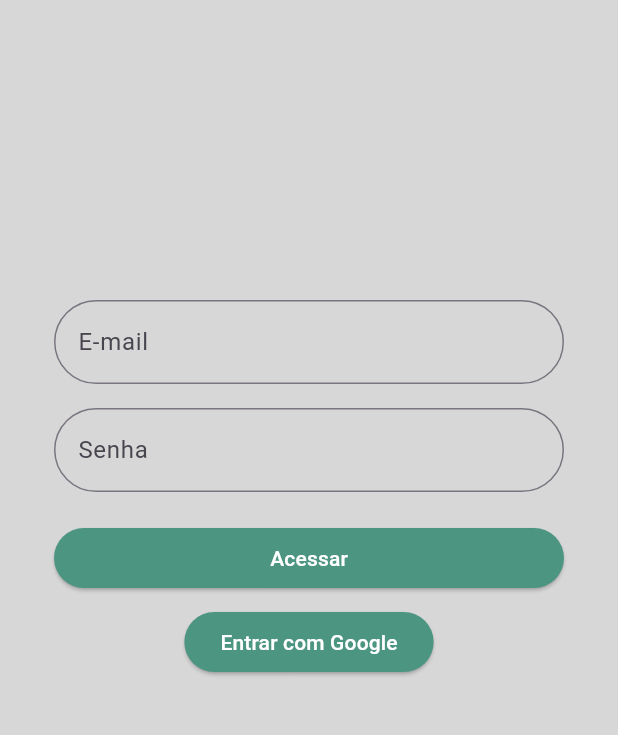
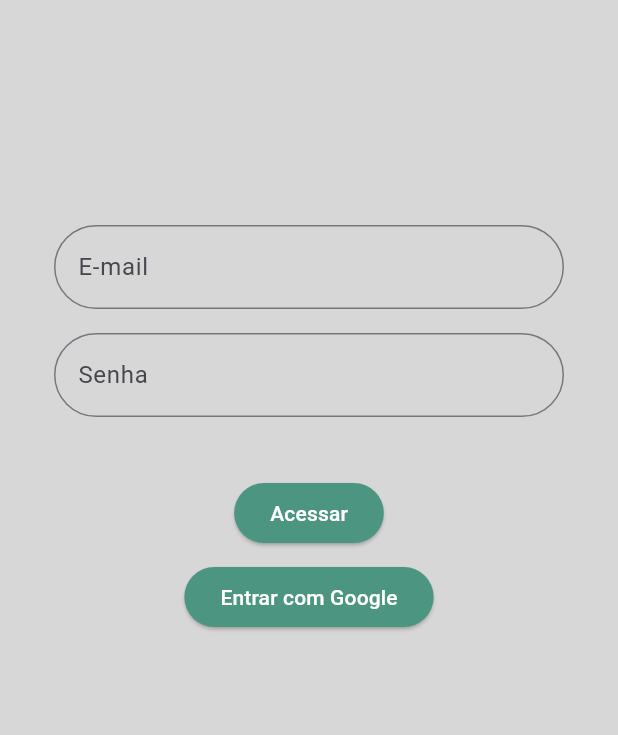
Before and after one commit to guilhermedebrites/finmanage_mobile, a Flutter app: the screen it shows after launch, after a tap on "Entrar com Google", on a phone screen of 412 x 824 dp, the part 180-915 px from its top. Run offline on Flutter 3.47's test engine with Material 3 defaults, Android fonts, the phone set to English and light mode, and no system bars; our stand-ins replace firebase_auth, firebase_core, google_sign_in, sqflite; accounts and stored records are empty.

Commit message:
feat: refactor folders structure and create login without google

```diff
--- a/lib/home_screen.dart
+++ b/lib/home_screen.dart
@@ -1,6 +1,4 @@
 import 'package:flutter/material.dart';
-
-import 'login_screen.dart';
 
 class HomeScreen extends StatelessWidget {
   const HomeScreen({super.key});
--- /dev/null
+++ b/lib/login_page/items/access_button.dart
@@ -0,0 +1,53 @@
+import 'package:finmanage_mobile/database_helper.dart';
+import 'package:finmanage_mobile/home_screen.dart';
+import 'package:flutter/material.dart';
+
+class AccessButton extends StatelessWidget {
+  final TextEditingController? emailController;
+  final TextEditingController? passwordController;
+
+  final DatabaseHelper _dbHelper = DatabaseHelper();
+
+  AccessButton({
+    super.key,
+    this.emailController,
+    this.passwordController,
+  });
+
+  @override
+  Widget build(BuildContext context) {
+    return ElevatedButton(
+      onPressed: () async {
+        final email = emailController?.text ?? '';
+        final password = passwordController?.text ?? '';
+
+        if (email.isEmpty || password.isEmpty) {
+          ScaffoldMessenger.of(context).showSnackBar(
+            const SnackBar(content: Text('E-mail ou senha vazios')),
+          );
+          return;
+        }
+
+        // Verifique se o usuário existe no banco de dados
+        final user = await _dbHelper.getUser(email, password);
+
+        if (user != null) {
+          // Login bem-sucedido
+          Navigator.pushReplacement(
+            context,
+            MaterialPageRoute(builder: (context) => const HomeScreen()),
+          );
+        } else {
+          ScaffoldMessenger.of(context).showSnackBar(
+            const SnackBar(content: Text('Credenciais inválidas')),
+          );
+        }
+      },
+      style: ElevatedButton.styleFrom(
+        foregroundColor: Colors.white,
+        backgroundColor: const Color(0xFF4C9581),
+      ),
+      child: const Text('Acessar'),
+    );
+  }
+}
--- /dev/null
+++ b/lib/login_page/items/login_inputs.dart
@@ -0,0 +1,45 @@
+import 'package:finmanage_mobile/database_helper.dart';
+import 'package:flutter/material.dart';
+
+class InputsLogin extends StatelessWidget {
+  final TextEditingController? emailController;
+  final TextEditingController? passwordController;
+
+  final DatabaseHelper _dbHelper = DatabaseHelper();
+
+  InputsLogin({
+    super.key,
+    this.emailController,
+    this.passwordController,
+  });
+
+  @override
+  Widget build(BuildContext context) {
+    return Column(
+      children: [
+        TextFormField(
+          controller: emailController,
+          decoration: const InputDecoration(
+            labelText: 'E-mail',
+            border: OutlineInputBorder(
+              borderRadius: BorderRadius.all(Radius.circular(32.0)),
+            ),
+          ),
+          keyboardType: TextInputType.emailAddress,
+        ),
+        const SizedBox(height: 16),
+        TextFormField(
+          controller: passwordController,
+          decoration: const InputDecoration(
+            labelText: 'Senha',
+            border: OutlineInputBorder(
+              borderRadius: BorderRadius.all(Radius.circular(32.0)),
+            ),
+          ),
+          obscureText: true,
+        ),
+        const SizedBox(height: 20),
+      ],
+    );
+  }
+}
--- /dev/null
+++ b/lib/login_page/login_controller.dart
@@ -0,0 +1,50 @@
+import 'package:finmanage_mobile/login_page/items/access_button.dart';
+import 'package:finmanage_mobile/login_page/items/login_inputs.dart';
+import 'package:flutter/material.dart';
+
+class LoginController extends StatelessWidget {
+  final TextEditingController _emailController = TextEditingController();
+  final TextEditingController _passwordController = TextEditingController();
+
+  final bool? _isSigningIn;
+  final Future<void> Function()? _signInWithGoogle;
+
+  LoginController({
+    super.key,
+    required bool? isSigningIn,
+    required Future<void> Function()? signInWithGoogle,
+  })  : _isSigningIn = isSigningIn,
+        _signInWithGoogle = signInWithGoogle;
+
+  @override
+  Widget build(BuildContext context) {
+    return SizedBox(
+      width: 340,
+      child: Column(
+        children: [
+          InputsLogin(
+            emailController: _emailController,
+            passwordController: _passwordController,
+          ),
+          const SizedBox(height: 20),
+          AccessButton(
+            emailController: _emailController,
+            passwordController: _passwordController,
+          ),
+          const SizedBox(height: 8),
+          if (_isSigningIn == true)
+            const CircularProgressIndicator()
+          else
+            ElevatedButton(
+              onPressed: _signInWithGoogle,
+              style: ElevatedButton.styleFrom(
+                foregroundColor: Colors.white,
+                backgroundColor: const Color(0xFF4C9581),
+              ),
+              child: const Text('Entrar com Google'),
+            ),
+        ],
+      ),
+    );
+  }
+}
--- /dev/null
+++ b/lib/login_page/login_screen.dart
@@ -0,0 +1,88 @@
+import 'package:finmanage_mobile/home_screen.dart';
+import 'package:finmanage_mobile/login_page/login_controller.dart';
+import 'package:finmanage_mobile/logo_header.dart';
+import 'package:firebase_auth/firebase_auth.dart';
+import 'package:flutter/material.dart';
+import 'package:google_sign_in/google_sign_in.dart';
+
+class LoginScreen extends StatefulWidget {
+  const LoginScreen({super.key});
+
+  @override
+  _LoginScreenState createState() => _LoginScreenState();
+}
+
+class _LoginScreenState extends State<LoginScreen> {
+  final GoogleSignIn _googleSignIn = GoogleSignIn();
+  final FirebaseAuth _auth = FirebaseAuth.instance;
+  bool _isSigningIn = false;
+
+  Future<void> _signInWithGoogle() async {
+    setState(() {
+      _isSigningIn = true;
+    });
+
+    try {
+      final GoogleSignInAccount? googleUser = await _googleSignIn.signIn();
+      if (googleUser == null) {
+        setState(() {
+          _isSigningIn = false;
+        });
+        return;
+      }
+
+      final GoogleSignInAuthentication googleAuth =
+          await googleUser.authentication;
+      final credential = GoogleAuthProvider.credential(
+        accessToken: googleAuth.accessToken,
+        idToken: googleAuth.idToken,
+      );
+
+      final UserCredential userCredential =
+          await _auth.signInWithCredential(credential);
+
+      if (userCredential.user != null) {
+        Navigator.pushReplacement(
+          context,
+          MaterialPageRoute(builder: (context) => const HomeScreen()),
+        );
+      } else {
+        ScaffoldMessenger.of(context).showSnackBar(
+          const SnackBar(content: Text('Falha ao autenticar com Google.')),
+        );
+      }
+    } catch (e) {
+      ScaffoldMessenger.of(context).showSnackBar(
+        SnackBar(content: Text('Erro ao fazer login com Google: $e')),
+      );
+    } finally {
+      setState(() {
+        _isSigningIn = false;
+      });
+    }
+  }
+
+  @override
+  Widget build(BuildContext context) {
+    return Scaffold(
+      backgroundColor: const Color(0xFFD7D7D7),
+      body: Center(
+        child: Column(
+          children: [
+            LogoHeader(),
+            const SizedBox(height: 150),
+            Column(
+              mainAxisAlignment: MainAxisAlignment.center,
+              children: [
+                LoginController(
+                  isSigningIn: _isSigningIn,
+                  signInWithGoogle: _signInWithGoogle,
+                ),
+              ],
+            ),
+          ],
+        ),
+      ),
+    );
+  }
+}
--- a/lib/login_screen.dart
+++ /dev/null
@@ -1,174 +0,0 @@
-import 'package:finmanage_mobile/home_screen.dart';
-import 'package:firebase_auth/firebase_auth.dart';
-import 'package:flutter/material.dart';
-import 'package:google_sign_in/google_sign_in.dart';
-
-class LoginScreen extends StatefulWidget {
-  const LoginScreen({super.key});
-
-  @override
-  _LoginScreenState createState() => _LoginScreenState();
-}
-
-class _LoginScreenState extends State<LoginScreen> {
-  final GoogleSignIn _googleSignIn = GoogleSignIn();
-  final FirebaseAuth _auth = FirebaseAuth.instance;
-  bool _isSigningIn = false;
-
-  Future<void> _signInWithGoogle() async {
-    try {
-      final GoogleSignInAccount? googleUser = await _googleSignIn.signIn();
-      if (googleUser == null) {
-        return;
-      }
-
-      final GoogleSignInAuthentication googleAuth = await googleUser.authentication;
-      final credential = GoogleAuthProvider.credential(
-        accessToken: googleAuth.accessToken,
-        idToken: googleAuth.idToken,
-      );
-
-      final UserCredential userCredential = await _auth.signInWithCredential(credential);
-
-      if (userCredential.user != null) {
-        Navigator.pushReplacement(
-          context,
-          MaterialPageRoute(builder: (context) => const HomeScreen()),
-        );
-      } else {
-        ScaffoldMessenger.of(context).showSnackBar(
-          const SnackBar(content: Text('Falha ao autenticar com Google.')),
-        );
-      }
-    } catch (e) {
-      ScaffoldMessenger.of(context).showSnackBar(
-        SnackBar(content: Text('Erro ao fazer login com Google: $e')),
-      );
-    }
-  }
-
-  final _emailController = TextEditingController();
-  final _passwordController = TextEditingController();
-
-  @override
-  Widget build(BuildContext context) {
-    return Scaffold(
-      backgroundColor: Color(0xFFD7D7D7),
-      body: Center(
-        child: Column(
-          children: [
-            LogoHeader(),
-            const SizedBox(height: 200),
-            Column(
-              mainAxisAlignment: MainAxisAlignment.center,
-              children: [
-                LoginFormState(),
-                const SizedBox(height: 8),
-                if (_isSigningIn) const CircularProgressIndicator() else ElevatedButton(
-                      onPressed: _signInWithGoogle,
-                      style: ElevatedButton.styleFrom(
-                        foregroundColor: Colors.white,
-                        backgroundColor: const Color(0xFF4C9581),
-                      ),
-                      child: const Text('Entrar com Google'),
-                ),
-              ]
-            ),
-          ],
-        ),
-      ),
-    );
-  }
-}
-
-class LoginFormState extends StatelessWidget  {
-  final _emailController = TextEditingController();
-  final _passwordController = TextEditingController();
-
-  @override
-  Widget build(BuildContext context) {
-    return Container(
-      width: 340,
-      child: Column(
-        children: [
-          TextFormField(
-            controller: _emailController,
-            decoration: const InputDecoration(
-              labelText: 'E-mail',
-              border: OutlineInputBorder(
-                  borderRadius: BorderRadius.all(Radius.circular(32.0)),
-              ),
-            ),
-            keyboardType: TextInputType.emailAddress,
-            validator: (value) {
-              if (value == null || value.isEmpty) {
-                return 'Por favor, insira seu e-mail';
-              }
-              // Adicione validação adicional de e-mail se necessário
-              return null;
-            },
-          ),
-          const SizedBox(height: 16),
-          TextFormField(
-            controller: _passwordController,
-            decoration: const InputDecoration(
-              labelText: 'Senha',
-              border: OutlineInputBorder(
-                borderRadius: BorderRadius.all(Radius.circular(32.0)),
-              ),
-            ),
-            obscureText: true,
-            validator: (value) {
-              if (value == null || value.isEmpty) {
-                return 'Por favor, insira sua senha';
-              }
-              return null;
-            },
-          ),
-          const SizedBox(height: 20),
-          SizedBox(
-            width: 340,
-            child: ElevatedButton(
-              onPressed: () {
-                // Adicione a lógica de login aqui
-                final email = _emailController.text;
-                final password = _passwordController.text;
-                print('E-mail: $email');
-                print('Senha: $password');
-              },
-              style: ElevatedButton.styleFrom(
-                foregroundColor: Colors.white,
-                backgroundColor: const Color(0xFF4C9581),
-              ),
-              child: Text('Acessar'),
-            ),
-          ),
-        ],
-      ),
-    );
-  }
-}
-
-class LogoHeader extends StatelessWidget {
-  @override
-  Widget build(BuildContext context) {
-   return Container(
-     child: Row(
-       mainAxisAlignment: MainAxisAlignment.center,
-       children: [
-        Image.asset("assets/images/finManageLogo.png",
-          width: 120,
-          height: 120,
-        ),
-        const Text("FIN MANAGE",
-          style: TextStyle(
-            fontFamily: "Roboto",
-            fontSize: 20,
-            color: Color(0xFF4C9581),
-          )
-        )
-       ],
-     ),
-   );
-  }
-}
--- /dev/null
+++ b/lib/logo_header.dart
@@ -0,0 +1,25 @@
+import 'package:flutter/material.dart';
+
+class LogoHeader extends StatelessWidget {
+  @override
+  Widget build(BuildContext context) {
+    return Container(
+      child: Row(
+        mainAxisAlignment: MainAxisAlignment.center,
+        children: [
+          Image.asset(
+            "assets/images/finManageLogo.png",
+            width: 120,
+            height: 120,
+          ),
+          const Text("FIN MANAGE",
+              style: TextStyle(
+                fontFamily: "Roboto",
+                fontSize: 20,
+                color: Color(0xFF4C9581),
+              ))
+        ],
+      ),
+    );
+  }
+}
--- a/lib/main.dart
+++ b/lib/main.dart
@@ -1,7 +1,6 @@
-import 'package:finmanage_mobile/start_screen.dart';
+import 'package:finmanage_mobile/starter_page/start_screen.dart';
 import 'package:firebase_core/firebase_core.dart';
 import 'package:flutter/material.dart';
-
 import 'firebase_options.dart';
 
 void main() async {
@@ -9,7 +8,7 @@
   await Firebase.initializeApp(
     options: DefaultFirebaseOptions.currentPlatform,
   );
-  runApp(MyApp());
+  runApp(const MyApp());
 }
 
 class MyApp extends StatelessWidget {
--- a/lib/start_screen.dart
+++ /dev/null
@@ -1,44 +0,0 @@
-import 'package:flutter/material.dart';
-
-import 'login_screen.dart';
-
-class StartScreen extends StatelessWidget {
-  const StartScreen({super.key});
-
-  @override
-  Widget build(BuildContext context) {
-
-    Future.delayed(const Duration(seconds: 3), () {
-      Navigator.pushReplacement(
-        context,
-        MaterialPageRoute(builder: (context) => LoginScreen()),
-      );
-    });
-
-    return Scaffold(
-      backgroundColor: const Color(0xFF4C9581),
-      body: Center(
-          child: Column(
-            mainAxisAlignment: MainAxisAlignment.center,
-            children: [
-              Image.asset("assets/images/finManageLogo.png",
-                width: 257,
-                height: 257,
-              ),
-              const Text("FIN MANAGE",
-                style: TextStyle(
-                  color: Colors.white,
-                  fontFamily: 'Inder',
-                  fontSize: 36,
-                ),
-              ),
-              const SizedBox(height: 100),
-              const CircularProgressIndicator(
-                valueColor: AlwaysStoppedAnimation<Color>(Colors.white),
-              ),
-            ],
-          )
-      ),
-    );
-  }
-}
--- /dev/null
+++ b/lib/starter_page/start_screen.dart
@@ -0,0 +1,44 @@
+import 'package:flutter/material.dart';
+
+import '../login_page/login_screen.dart';
+
+class StartScreen extends StatelessWidget {
+  const StartScreen({super.key});
+
+  @override
+  Widget build(BuildContext context) {
+    Future.delayed(const Duration(seconds: 3), () {
+      Navigator.pushReplacement(
+        context,
+        MaterialPageRoute(builder: (context) => const LoginScreen()),
+      );
+    });
+
+    return Scaffold(
+      backgroundColor: const Color(0xFF4C9581),
+      body: Center(
+          child: Column(
+        mainAxisAlignment: MainAxisAlignment.center,
+        children: [
+          Image.asset(
+            "assets/images/finManageLogo.png",
+            width: 257,
+            height: 257,
+          ),
+          const Text(
+            "FIN MANAGE",
+            style: TextStyle(
+              color: Colors.white,
+              fontFamily: 'Inder',
+              fontSize: 36,
+            ),
+          ),
+          const SizedBox(height: 100),
+          const CircularProgressIndicator(
+            valueColor: AlwaysStoppedAnimation<Color>(Colors.white),
+          ),
+        ],
+      )),
+    );
+  }
+}
--- a/pubspec.yaml
+++ b/pubspec.yaml
@@ -13,7 +13,8 @@
   firebase_core: ^3.4.0
   firebase_auth: ^5.2.0
   google_sign_in: ^6.2.1
-
+  sqflite: ^2.0.0+4
+  path_provider: ^2.0.0
   cupertino_icons: ^1.0.8
 
 dev_dependencies:
```
Also changed, not shown: lib/database_helper.dart (added, +53 -0 lines), lib/register_screen.dart (added, +86 -0 lines), pubspec.lock, 1 other file.
